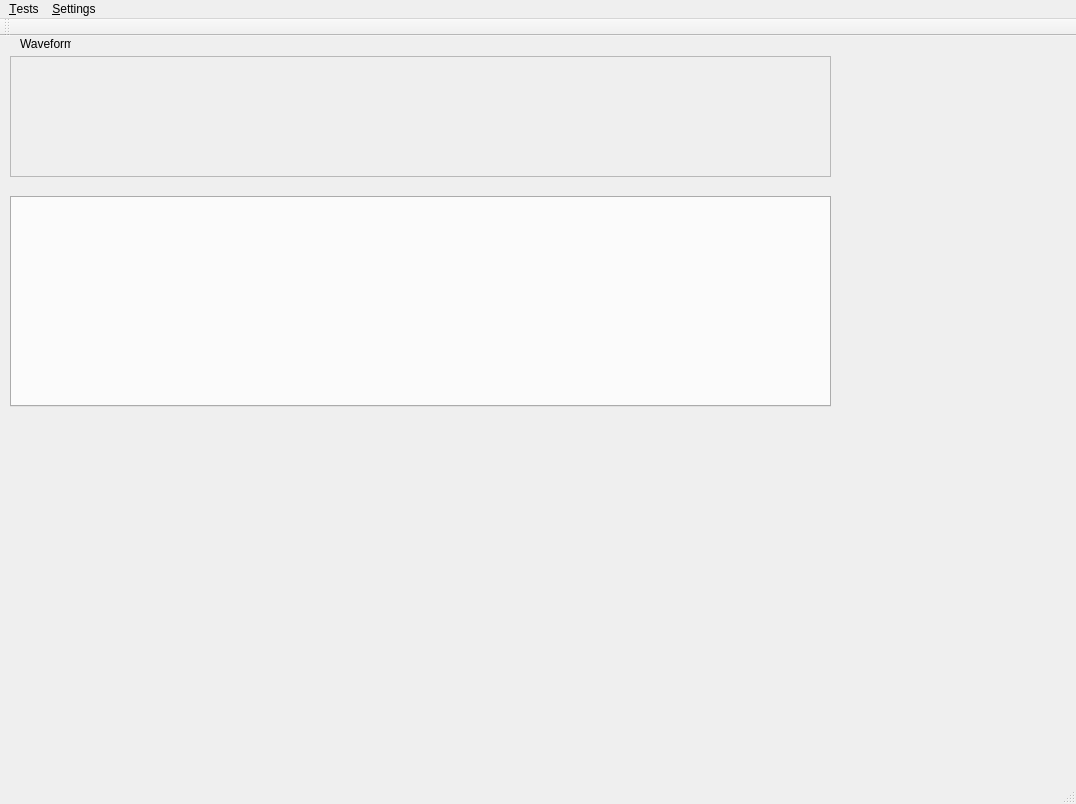
This is mainwindow.ui in Warchild33/FormantSynth as Qt 5 draws it before an edit. The edited form follows.
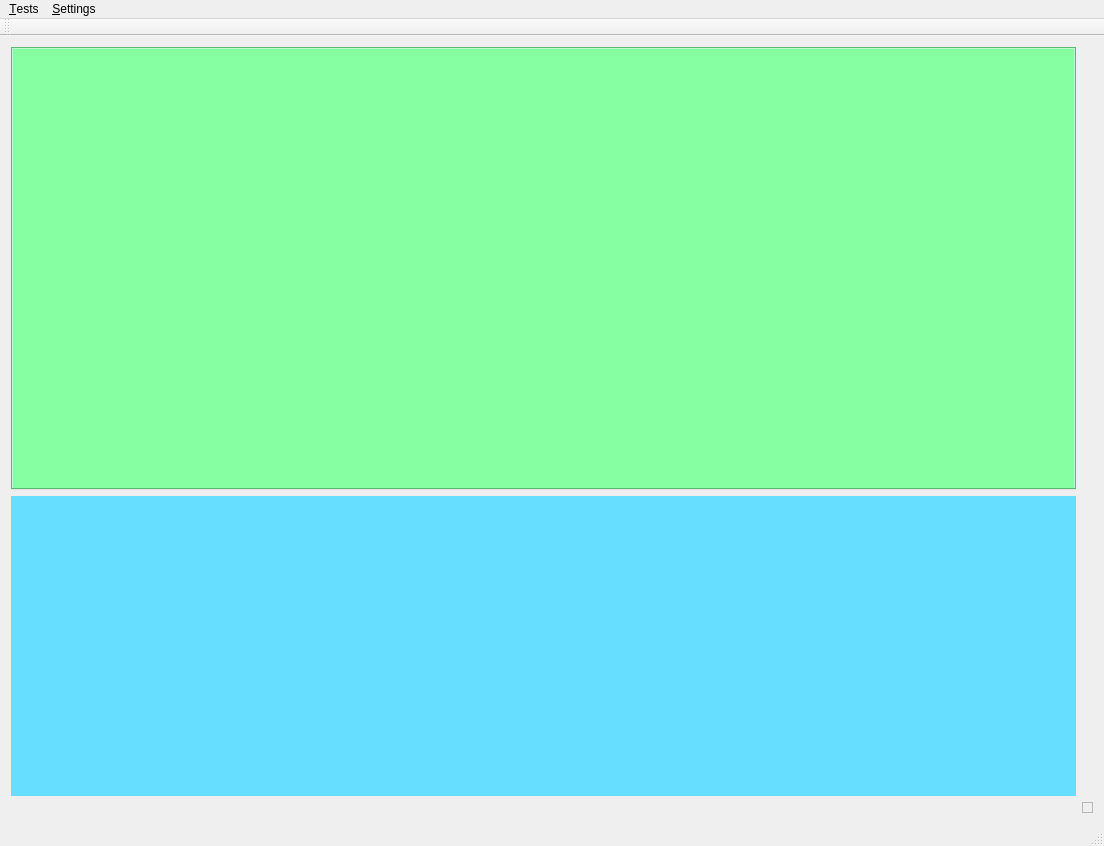
This is the edited form. Custom widgets are drawn as their Qt base class.

Diff of the .ui file:
```diff
--- a/mainwindow.ui
+++ b/mainwindow.ui
@@ -6,73 +6,80 @@
    <rect>
     <x>0</x>
     <y>0</y>
-    <width>1076</width>
-    <height>804</height>
+    <width>1104</width>
+    <height>846</height>
    </rect>
   </property>
   <property name="windowTitle">
    <string>MainWindow</string>
   </property>
   <widget class="QWidget" name="centralWidget">
-   <widget class="QFrame" name="waveFrame">
-    <property name="geometry">
-     <rect>
-      <x>10</x>
-      <y>20</y>
-      <width>821</width>
-      <height>121</height>
-     </rect>
-    </property>
-    <property name="frameShape">
-     <enum>QFrame::StyledPanel</enum>
-    </property>
-    <property name="frameShadow">
-     <enum>QFrame::Raised</enum>
-    </property>
-   </widget>
-   <widget class="QLabel" name="label">
-    <property name="geometry">
-     <rect>
-      <x>20</x>
-      <y>0</y>
-      <width>51</width>
-      <height>16</height>
-     </rect>
-    </property>
-    <property name="text">
-     <string>Waveform</string>
-    </property>
-   </widget>
-   <widget class="QTabWidget" name="tabWidget">
-    <property name="geometry">
-     <rect>
-      <x>10</x>
-      <y>160</y>
-      <width>821</width>
-      <height>211</height>
-     </rect>
-    </property>
-    <property name="currentIndex">
-     <number>-1</number>
-    </property>
-   </widget>
-   <widget class="PianoWidget" name="pianoWidget" native="true">
-    <property name="geometry">
-     <rect>
-      <x>10</x>
-      <y>390</y>
-      <width>811</width>
-      <height>161</height>
-     </rect>
-    </property>
-   </widget>
+   <layout class="QGridLayout" name="gridLayout">
+    <item row="0" column="0">
+     <widget class="QTabWidget" name="tabWidget">
+      <property name="sizePolicy">
+       <sizepolicy hsizetype="Preferred" vsizetype="Preferred">
+        <horstretch>0</horstretch>
+        <verstretch>0</verstretch>
+       </sizepolicy>
+      </property>
+      <property name="styleSheet">
+       <string notr="true">background-color: rgb(134, 255, 162);</string>
+      </property>
+      <property name="currentIndex">
+       <number>-1</number>
+      </property>
+     </widget>
+    </item>
+    <item row="1" column="0">
+     <widget class="PianoWidget" name="pianoWidget" native="true">
+      <property name="sizePolicy">
+       <sizepolicy hsizetype="Preferred" vsizetype="Minimum">
+        <horstretch>0</horstretch>
+        <verstretch>0</verstretch>
+       </sizepolicy>
+      </property>
+      <property name="maximumSize">
+       <size>
+        <width>16777215</width>
+        <height>300</height>
+       </size>
+      </property>
+      <property name="styleSheet">
+       <string notr="true">background-color: rgb(102, 222, 255);</string>
+      </property>
+     </widget>
+    </item>
+    <item row="2" column="1">
+     <widget class="QFrame" name="waveFrame">
+      <property name="sizePolicy">
+       <sizepolicy hsizetype="Fixed" vsizetype="Fixed">
+        <horstretch>0</horstretch>
+        <verstretch>0</verstretch>
+       </sizepolicy>
+      </property>
+      <property name="maximumSize">
+       <size>
+        <width>11</width>
+        <height>11</height>
+       </size>
+      </property>
+      <property name="frameShape">
+       <enum>QFrame::StyledPanel</enum>
+      </property>
+      <property name="frameShadow">
+       <enum>QFrame::Raised</enum>
+      </property>
+     </widget>
+    </item>
+   </layout>
   </widget>
   <widget class="QMenuBar" name="menuBar">
    <property name="geometry">
     <rect>
      <x>0</x>
      <y>0</y>
-     <width>1076</width>
+     <width>1104</width>
      <height>28</height>
     </rect>
    </property>
```
